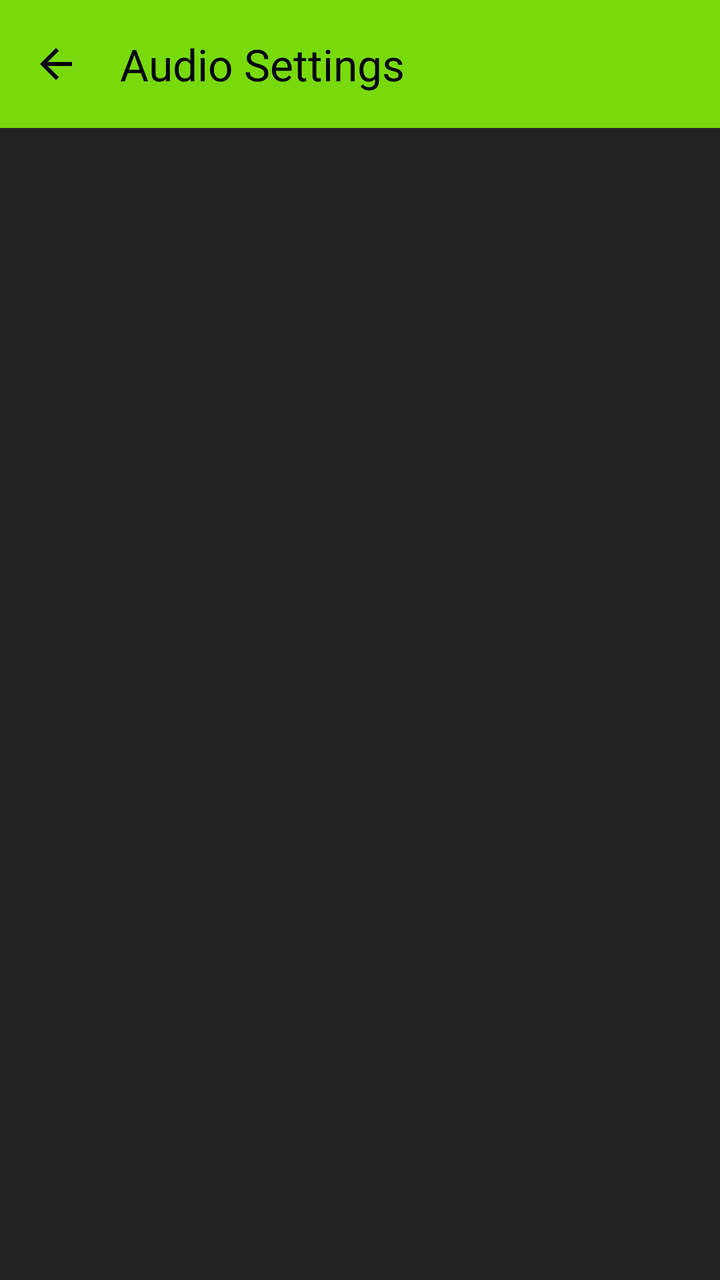
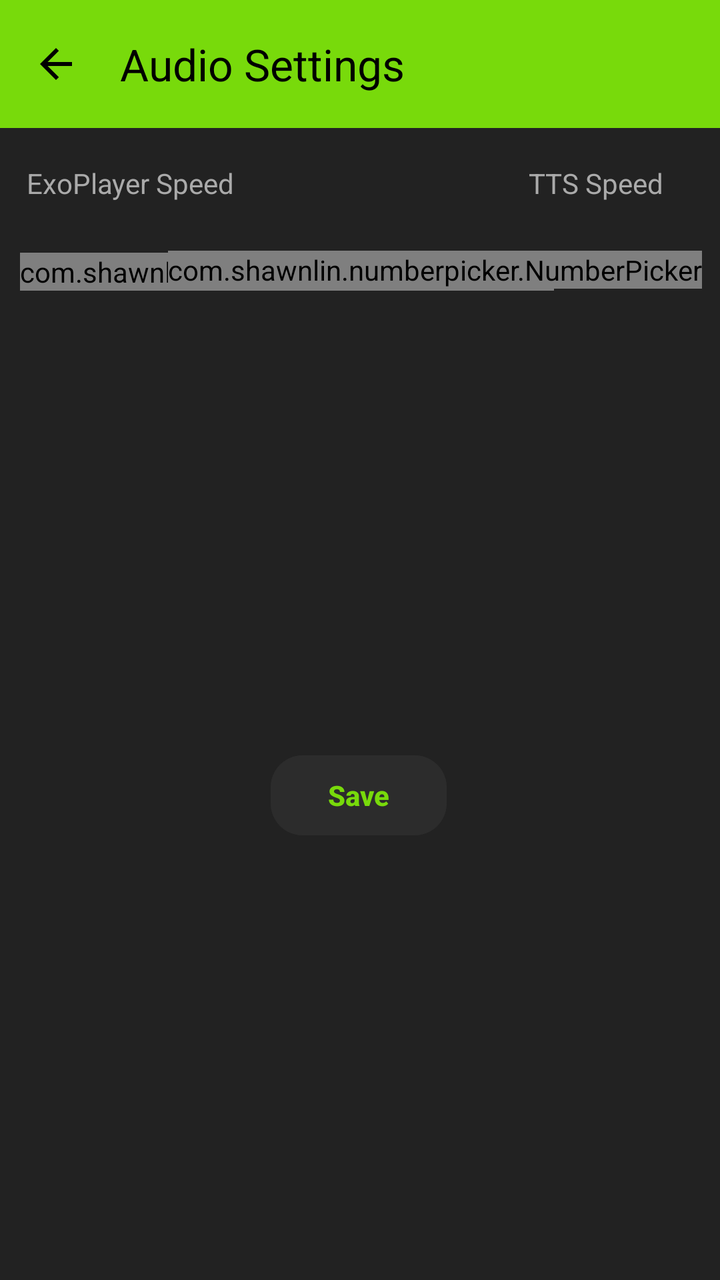

An Android layout rendered at two revisions. The XML below is the earlier revision; the diff shows what the commit changed to produce the second picture.
<!-- AndroidManifest.xml: application theme Theme.VIA -->
<!-- res/layout/fragment_audio.xml -->
<?xml version="1.0" encoding="utf-8"?>
<androidx.constraintlayout.widget.ConstraintLayout
    xmlns:android="http://schemas.android.com/apk/res/android"
    xmlns:app="http://schemas.android.com/apk/res-auto"
    xmlns:tools="http://schemas.android.com/tools"
    android:layout_width="match_parent"
    android:layout_height="match_parent"
    android:background="@color/adminBg"
    tools:context=".AudioFragment">

    <androidx.appcompat.widget.Toolbar
        android:id="@+id/audio_toolbar"
        android:layout_width="match_parent"
        android:layout_height="?attr/actionBarSize"
        android:background="@color/greenTheme"
        app:layout_constraintEnd_toEndOf="parent"
        app:layout_constraintStart_toStartOf="parent"
        app:layout_constraintTop_toTopOf="parent"
        app:navigationIcon="@drawable/ic_arrow_back"
        app:title="Audio Settings"
        app:titleTextColor="@color/black" />

</androidx.constraintlayout.widget.ConstraintLayout>
<!-- resources referenced by this layout -->
<resources>
  <color name="adminBg">#222222</color>
  <color name="black">#FF000000</color>
  <color name="greenTheme">#78da0b</color>
  <!-- drawable ic_arrow_back (drawable) -->
  <vector xmlns:android="http://schemas.android.com/apk/res/android" android:autoMirrored="true" android:height="24dp" android:tint="#000000" android:viewportHeight="960" android:viewportWidth="960" android:width="24dp">
        
      <path android:fillColor="@android:color/white" android:pathData="M313,520L537,744L480,800L160,480L480,160L537,216L313,440L800,440L800,520L313,520Z"/>
      
  </vector>
  <style name="Theme.VIA" parent="Base.Theme.VIA" />
  <style name="Base.Theme.VIA" parent="Theme.Material3.DayNight.NoActionBar">
          
          
      </style>
</resources>

<!-- the commit's change to res/layout/fragment_audio.xml (unified diff, before → after) -->
@@ -1,12 +1,29 @@
 <?xml version="1.0" encoding="utf-8"?>
-<androidx.constraintlayout.widget.ConstraintLayout
-    xmlns:android="http://schemas.android.com/apk/res/android"
+<androidx.constraintlayout.widget.ConstraintLayout xmlns:android="http://schemas.android.com/apk/res/android"
     xmlns:app="http://schemas.android.com/apk/res-auto"
     xmlns:tools="http://schemas.android.com/tools"
+    android:id="@+id/audio_layout"
     android:layout_width="match_parent"
     android:layout_height="match_parent"
     android:background="@color/adminBg"
-    tools:context=".AudioFragment">
+    android:clickable="true"
+    android:focusable="true"
+    tools:context=".AudioFragment"
+    tools:ignore="HardcodedText, VisualLintButtonSize">
+
+    <TextView
+        android:id="@+id/tts_speed"
+        android:layout_width="wrap_content"
+        android:layout_height="wrap_content"
+        android:layout_marginTop="18dp"
+        android:text="TTS Speed"
+        android:textColor="@color/text"
+        app:layout_constraintBottom_toTopOf="@+id/tts_number_picker"
+        app:layout_constraintEnd_toEndOf="parent"
+        app:layout_constraintHorizontal_bias="0.903"
+        app:layout_constraintStart_toStartOf="parent"
+        app:layout_constraintTop_toBottomOf="@+id/audio_toolbar"
+        app:layout_constraintVertical_bias="0.0" />
 
     <androidx.appcompat.widget.Toolbar
         android:id="@+id/audio_toolbar"
@@ -20,4 +37,81 @@
         app:title="Audio Settings"
         app:titleTextColor="@color/black" />
 
+    <com.shawnlin.numberpicker.NumberPicker
+        android:id="@+id/exoplayer_number_picker"
+        android:layout_width="wrap_content"
+        android:layout_height="wrap_content"
+        app:layout_constraintBottom_toBottomOf="parent"
+        app:layout_constraintEnd_toEndOf="parent"
+        app:layout_constraintHorizontal_bias="0.106"
+        app:layout_constraintStart_toStartOf="parent"
+        app:layout_constraintTop_toBottomOf="@+id/audio_toolbar"
+        app:layout_constraintVertical_bias="0.112"
+        app:np_dividerColor="@color/greenTheme"
+        app:np_height="180dp"
+        app:np_selectedTextColor="@color/text"
+        app:np_selectedTextSize="24sp"
+        app:np_textColor="@color/text"
+        app:np_textSize="18sp"
+        app:np_width="64dp" />
+
+    <com.shawnlin.numberpicker.NumberPicker
+        android:id="@+id/tts_number_picker"
+        android:layout_width="wrap_content"
+        android:layout_height="wrap_content"
+        app:layout_constraintBottom_toBottomOf="parent"
+        app:layout_constraintEnd_toEndOf="parent"
+        app:layout_constraintHorizontal_bias="0.904"
+        app:layout_constraintStart_toStartOf="parent"
+        app:layout_constraintTop_toBottomOf="@+id/audio_toolbar"
+        app:layout_constraintVertical_bias="0.11"
+        app:np_dividerColor="@color/greenTheme"
+        app:np_height="180dp"
+        app:np_selectedTextColor="@color/text"
+        app:np_selectedTextSize="24sp"
+        app:np_textColor="@color/text"
+        app:np_textSize="18sp"
+        app:np_width="64dp" />
+
+    <TextView
+        android:id="@+id/exoplayer_speed"
+        android:layout_width="wrap_content"
+        android:layout_height="wrap_content"
+        android:layout_marginTop="18dp"
+        android:text="ExoPlayer Speed"
+        android:textColor="@color/text"
+        app:layout_constraintBottom_toTopOf="@+id/exoplayer_number_picker"
+        app:layout_constraintEnd_toEndOf="parent"
+        app:layout_constraintHorizontal_bias="0.052"
+        app:layout_constraintStart_toStartOf="parent"
+        app:layout_constraintTop_toBottomOf="@+id/audio_toolbar"
+        app:layout_constraintVertical_bias="0.0" />
+
+    <androidx.constraintlayout.widget.Guideline
+        android:id="@+id/guideline3"
+        android:layout_width="wrap_content"
+        android:layout_height="wrap_content" />
+
+    <androidx.constraintlayout.widget.Guideline
+        android:layout_width="wrap_content"
+        android:layout_height="wrap_content" />
+
+    <Button
+        android:id="@+id/saveBtn"
+        android:layout_width="wrap_content"
+        android:layout_height="wrap_content"
+        android:layout_marginTop="278dp"
+        android:backgroundTint="@color/adminBtn"
+        android:text="Save"
+        android:textColor="@color/greenTheme"
+        android:textStyle="bold"
+        app:cornerRadius="16dp"
+        app:layout_constraintBottom_toBottomOf="parent"
+        app:layout_constraintEnd_toEndOf="parent"
+        app:layout_constraintHorizontal_bias="0.498"
+        app:layout_constraintStart_toStartOf="parent"
+        app:layout_constraintTop_toBottomOf="@+id/audio_toolbar"
+        app:layout_constraintVertical_bias="0.126"
+        app:rippleColor="@color/ripple" />
+
 </androidx.constraintlayout.widget.ConstraintLayout>
<!-- resource entries referenced after the edit -->
@@ -1,8 +1,11 @@
 <!-- resources referenced by this layout -->
 <resources>
   <color name="adminBg">#222222</color>
+  <color name="adminBtn">#2C2C2C</color>
   <color name="black">#FF000000</color>
   <color name="greenTheme">#78da0b</color>
+  <color name="ripple">#5578da0b</color>
+  <color name="text">#AAAAAA</color>
   <!-- drawable ic_arrow_back (drawable) -->
   <vector xmlns:android="http://schemas.android.com/apk/res/android" android:autoMirrored="true" android:height="24dp" android:tint="#000000" android:viewportHeight="960" android:viewportWidth="960" android:width="24dp">
         
